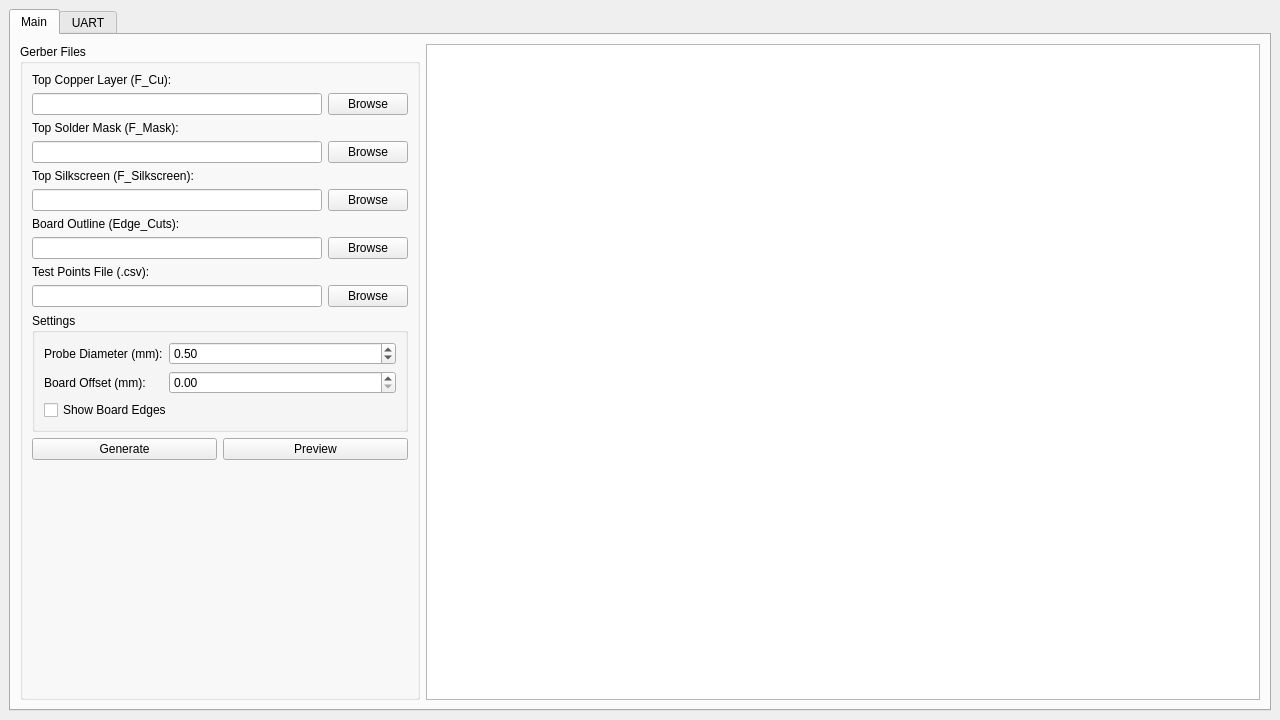
Qt form ui/PCB2Gcode.ui (yazidta/PCB2Gcode) before a commit.
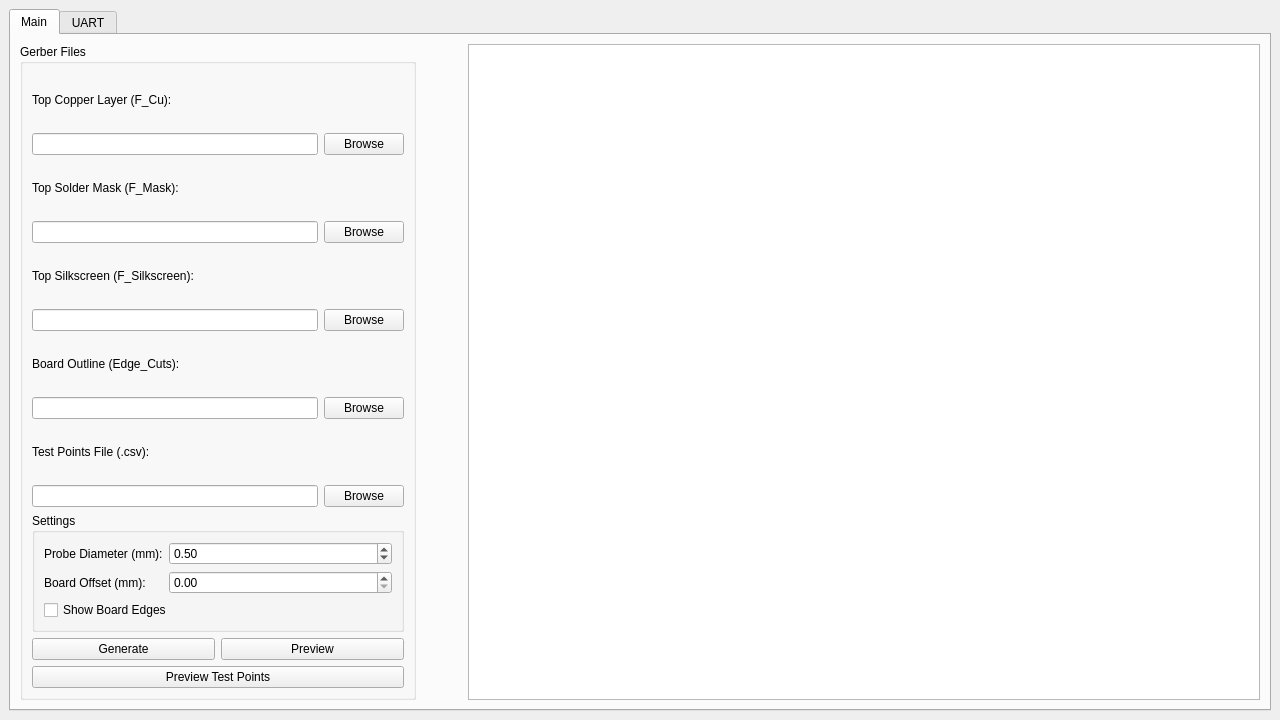
The same form after that commit. Icons and pictures are not drawn.

Commit message: Add toolbar with drag, zoom, and save functionalities using icons in UI

What changed in the file:
```diff
--- a/ui/PCB2Gcode.ui
+++ b/ui/PCB2Gcode.ui
@@ -34,17 +34,23 @@
         <item>
          <widget class="QGroupBox" name="filesGroup">
           <property name="sizePolicy">
-           <sizepolicy hsizetype="Preferred" vsizetype="Preferred">
-            <horstretch>0</horstretch>
+           <sizepolicy hsizetype="Minimum" vsizetype="Expanding">
+            <horstretch>1</horstretch>
             <verstretch>0</verstretch>
            </sizepolicy>
           </property>
           <property name="minimumSize">
            <size>
-            <width>400</width>
+            <width>300</width>
             <height>0</height>
            </size>
           </property>
+          <property name="maximumSize">
+           <size>
+            <width>16777215</width>
+            <height>16777215</height>
+           </size>
+          </property>
           <property name="title">
            <string>Gerber Files</string>
           </property>
@@ -195,47 +201,178 @@
             </widget>
            </item>
            <item>
-            <layout class="QHBoxLayout" name="actionButtonsLayout">
+            <layout class="QVBoxLayout" name="verticalLayout_3">
              <item>
-              <widget class="QPushButton" name="generateButton">
-               <property name="text">
-                <string>Generate</string>
-               </property>
-              </widget>
+              <layout class="QHBoxLayout" name="actionButtonsLayout">
+               <item>
+                <widget class="QPushButton" name="generateButton">
+                 <property name="text">
+                  <string>Generate</string>
+                 </property>
+                </widget>
+               </item>
+               <item>
+                <widget class="QPushButton" name="previewButton">
+                 <property name="text">
+                  <string>Preview</string>
+                 </property>
+                </widget>
+               </item>
+              </layout>
              </item>
              <item>
-              <widget class="QPushButton" name="previewButton">
+              <widget class="QPushButton" name="pushButton_4">
                <property name="text">
-                <string>Preview</string>
+                <string>Preview Test Points</string>
                </property>
               </widget>
              </item>
             </layout>
            </item>
-           <item>
-            <spacer name="verticalSpacer">
-             <property name="orientation">
-              <enum>Qt::Orientation::Vertical</enum>
-             </property>
-             <property name="sizeHint" stdset="0">
-              <size>
-               <width>20</width>
-               <height>40</height>
-              </size>
-             </property>
-            </spacer>
-           </item>
           </layout>
          </widget>
         </item>
+        <item>
+         <layout class="QVBoxLayout" name="verticalLayout_4">
+          <property name="spacing">
+           <number>0</number>
+          </property>
+          <property name="sizeConstraint">
+           <enum>QLayout::SizeConstraint::SetDefaultConstraint</enum>
+          </property>
+          <property name="topMargin">
+           <number>200</number>
+          </property>
+          <property name="bottomMargin">
+           <number>200</number>
+          </property>
+          <item>
+           <widget class="QPushButton" name="saveImageButton">
+            <property name="text">
+             <string/>
+            </property>
+            <property name="icon">
+             <iconset theme="document-save"/>
+            </property>
+            <property name="iconSize">
+             <size>
+              <width>24</width>
+              <height>24</height>
+             </size>
+            </property>
+            <property name="flat">
+             <bool>true</bool>
+            </property>
+           </widget>
+          </item>
+          <item>
+           <widget class="QPushButton" name="zoomOriginalButton">
+            <property name="text">
+             <string/>
+            </property>
+            <property name="icon">
+             <iconset theme="zoom-original"/>
+            </property>
+            <property name="iconSize">
+             <size>
+              <width>24</width>
+              <height>24</height>
+             </size>
+            </property>
+            <property name="flat">
+             <bool>true</bool>
+            </property>
+           </widget>
+          </item>
+          <item>
+           <widget class="QPushButton" name="zoomOutButton">
+            <property name="text">
+             <string/>
+            </property>
+            <property name="icon">
+             <iconset theme="zoom-out"/>
+            </property>
+            <property name="iconSize">
+             <size>
+              <width>24</width>
+              <height>24</height>
+             </size>
+            </property>
+            <property name="flat">
+             <bool>true</bool>
+            </property>
+           </widget>
+          </item>
+          <item>
+           <widget class="QPushButton" name="zoomInButton">
+            <property name="text">
+             <string/>
+            </property>
+            <property name="icon">
+             <iconset theme="zoom-in"/>
+            </property>
+            <property name="iconSize">
+             <size>
+              <width>24</width>
+              <height>24</height>
+             </size>
+            </property>
+            <property name="flat">
+             <bool>true</bool>
+            </property>
+           </widget>
+          </item>
+          <item>
+           <widget class="QPushButton" name="dragButton">
+            <property name="maximumSize">
+             <size>
+              <width>16777215</width>
+              <height>16777215</height>
+             </size>
+            </property>
+            <property name="text">
+             <string/>
+            </property>
+            <property name="icon">
+             <iconset resource="../resources.qrc">
+              <normaloff>:/ui/drag.png</normaloff>:/ui/drag.png</iconset>
+            </property>
+            <property name="iconSize">
+             <size>
+              <width>24</width>
+              <height>24</height>
+             </size>
+            </property>
+            <property name="flat">
+             <bool>true</bool>
+            </property>
+           </widget>
+          </item>
+         </layout>
+        </item>
         <item>
          <widget class="QGraphicsView" name="graphicsViewPreview">
+          <property name="enabled">
+           <bool>true</bool>
+          </property>
           <property name="sizePolicy">
            <sizepolicy hsizetype="Expanding" vsizetype="Expanding">
-            <horstretch>1</horstretch>
+            <horstretch>2</horstretch>
             <verstretch>0</verstretch>
            </sizepolicy>
           </property>
+          <property name="minimumSize">
+           <size>
+            <width>600</width>
+            <height>400</height>
+           </size>
+          </property>
+          <property name="maximumSize">
+           <size>
+            <width>16777215</width>
+            <height>16777215</height>
+           </size>
+          </property>
          </widget>
         </item>
        </layout>
```
Left out of the diff: 8 changed lines with no effect on the pictures. The commit also changes 7 other files.
